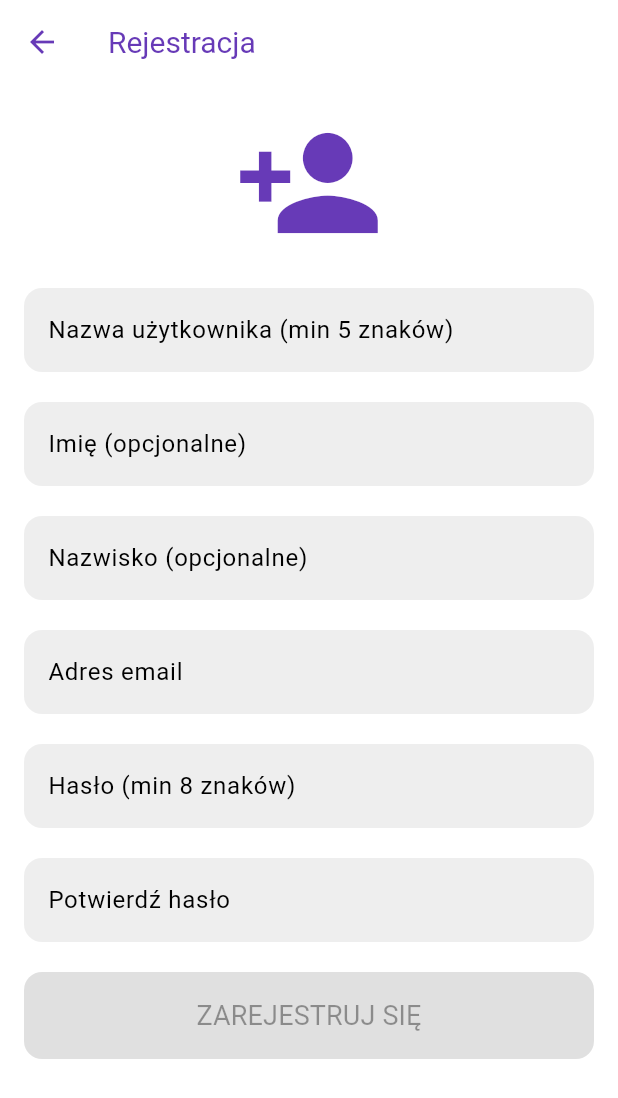
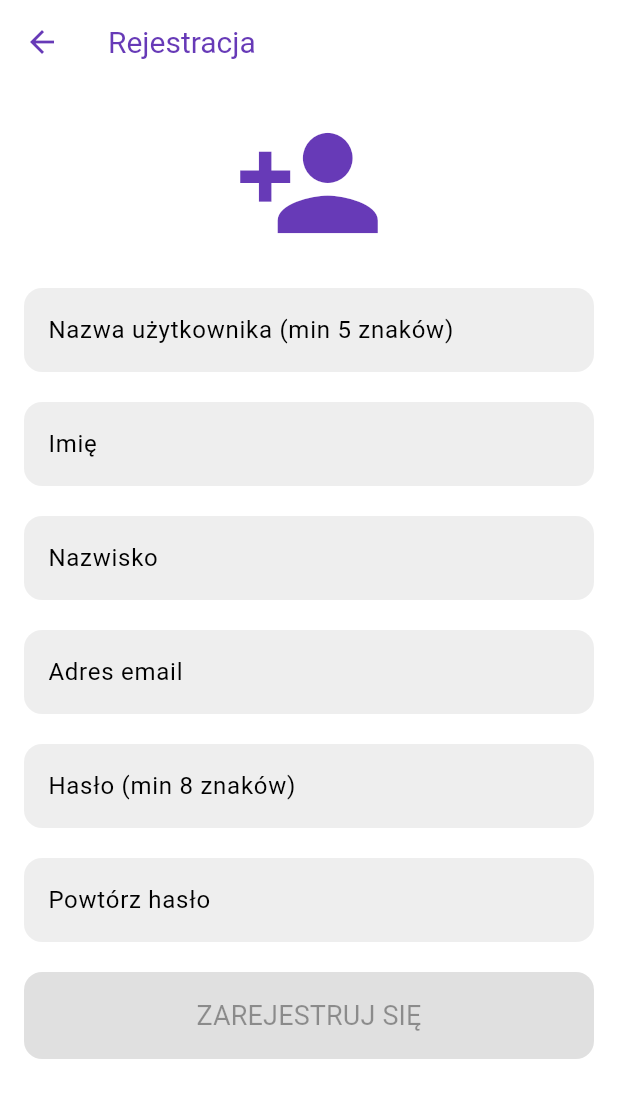
Before and after one commit to CaptainBomPa/motio, a Flutter app: the screen it shows after launch, after a tap on an icon or button, on a phone screen of 412 x 824 dp. Shown: the top 1098 px of the screen. Run offline on Flutter 3.47's test engine with Material 3 defaults, Android fonts, the light colour scheme and no system bars; our stand-ins replace dio, firebase_core, firebase_messaging, flutter_local_notifications, flutter_riverpod, image_picker and 3 more; missing offline and left inert: stomp_dart_client; accounts and stored records are empty; generated files the repository leaves out were written again; network calls fail.

Commit message:
App: Code cleanup and resolving warnings

```diff
--- a/motio_client/lib/main.dart
+++ b/motio_client/lib/main.dart
@@ -1,14 +1,12 @@
-import 'dart:io';
 import 'package:firebase_core/firebase_core.dart';
 import 'package:flutter/material.dart';
 import 'package:flutter_riverpod/flutter_riverpod.dart';
 import 'package:timezone/data/latest.dart' as tz;
-import 'package:permission_handler/permission_handler.dart'; // Importuj bibliotekę
 
-import 'screens/initial_screen.dart'; // Importuj istniejący InitialScreen
+import 'firebase_options.dart';
+import 'screens/initial_screen.dart';
 import 'themes/dark_theme.dart';
 import 'themes/light_theme.dart';
-import 'firebase_options.dart';
 
 void main() async {
   WidgetsFlutterBinding.ensureInitialized();
--- a/motio_client/lib/screens/initial_screen.dart
+++ b/motio_client/lib/screens/initial_screen.dart
@@ -23,26 +23,36 @@ class _InitialScreenState extends ConsumerState<InitialScreen> {
 
   Future<void> _checkLoginStatus() async {
     final refreshToken = await _authService.getRefreshToken();
+    if (!mounted) return;
+
     if (refreshToken == null) {
-      Navigator.of(context).pushReplacement(
-        MaterialPageRoute(builder: (context) => const LoginScreen()),
-      );
+      moveToLoginPage();
     } else {
       final jwtResponse = await _authService.checkAndRefreshTokens();
+      if (!mounted) return;
       if (jwtResponse != null) {
         await ref.read(userProvider.notifier).fetchUser();
-        Navigator.of(context).pushReplacement(
-          MaterialPageRoute(builder: (context) => const HomeScreen()),
-        );
+        moveToHomeScreen();
       } else {
-        Navigator.of(context).pushReplacement(
-          MaterialPageRoute(builder: (context) => const LoginScreen()),
-        );
-        ScaffoldMessenger.of(context).showSnackBar(
-          const SnackBar(content: Text('Sesja wygasła. Proszę zalogować się ponownie.')),
-        );
+        sessionOutdated();
       }
     }
+  }
+
+  void sessionOutdated() {
+    Navigator.of(context).pushReplacement(MaterialPageRoute(builder: (context) => const LoginScreen()));
+    ScaffoldMessenger.of(context).showSnackBar(const SnackBar(content: Text('Sesja wygasła. Proszę zalogować się ponownie.')));
+  }
+
+  void moveToHomeScreen() {
+    if (!mounted) return;
+    Navigator.of(context).pushReplacement(
+      MaterialPageRoute(builder: (context) => const HomeScreen()),
+    );
+  }
+
+  void moveToLoginPage() {
+    Navigator.of(context).pushReplacement(MaterialPageRoute(builder: (context) => const LoginScreen()));
   }
 
   @override
--- a/motio_client/lib/screens/register_screen.dart
+++ b/motio_client/lib/screens/register_screen.dart
@@ -24,6 +24,9 @@ class _RegisterScreenState extends State<RegisterScreen> {
   void _validateForm() {
     setState(() {
       _isRegisterButtonEnabled = _usernameController.text.length >= 5 &&
+          _usernameController.text.isNotEmpty &&
+          _firstNameController.text.isNotEmpty &&
+          _lastNameController.text.isNotEmpty &&
           _emailController.text.contains('@') &&
           _passwordController.text.length >= 8 &&
           _passwordController.text == _confirmPasswordController.text;
@@ -39,22 +42,21 @@ class _RegisterScreenState extends State<RegisterScreen> {
 
     final success = await _authService.registerUser(username, firstName, lastName, email, password);
     if (success) {
-      ScaffoldMessenger.of(context).showSnackBar(
-        const SnackBar(content: Text('Pomyślnie zarejestrowano! Teraz możesz się zalogować')),
-      );
-      Navigator.of(context).pushReplacement(
-        MaterialPageRoute(builder: (context) => const LoginScreen()),
-      );
+      if (!mounted) return;
+      ScaffoldMessenger.of(context).showSnackBar(const SnackBar(content: Text('Pomyślnie zarejestrowano! Teraz możesz się zalogować')));
+      Navigator.of(context).pushReplacement(MaterialPageRoute(builder: (context) => const LoginScreen()));
     } else {
-      ScaffoldMessenger.of(context).showSnackBar(
-        const SnackBar(content: Text('Rejestracja nie powiodła się. Skontaktuj się z administratorem')),
-      );
+      if (!mounted) return;
+      ScaffoldMessenger.of(context).showSnackBar(const SnackBar(content: Text('Rejestracja nie powiodła się. Skontaktuj się z administratorem')));
     }
   }
 
   @override
   void initState() {
     super.initState();
+    _usernameController.addListener(_validateForm);
+    _firstNameController.addListener(_validateForm);
+    _lastNameController.addListener(_validateForm);
     _usernameController.addListener(_validateForm);
     _emailController.addListener(_validateForm);
     _passwordController.addListener(_validateForm);
@@ -75,9 +77,7 @@ class _RegisterScreenState extends State<RegisterScreen> {
   @override
   Widget build(BuildContext context) {
     return Scaffold(
-      appBar: AppBar(
-        title: const Text('Rejestracja'),
-      ),
+      appBar: AppBar(title: const Text('Rejestracja')),
       body: Padding(
         padding: const EdgeInsets.all(16.0),
         child: SingleChildScrollView(
@@ -92,45 +92,33 @@ class _RegisterScreenState extends State<RegisterScreen> {
               const SizedBox(height: 20),
               TextField(
                 controller: _usernameController,
-                decoration: InputDecoration(
-                  labelText: 'Nazwa użytkownika (min 5 znaków)',
-                ),
+                decoration: const InputDecoration(labelText: 'Nazwa użytkownika (min 5 znaków)'),
               ),
               const SizedBox(height: 20),
               TextField(
                 controller: _firstNameController,
-                decoration: InputDecoration(
-                  labelText: 'Imię (opcjonalne)',
-                ),
+                decoration: const InputDecoration(labelText: 'Imię'),
               ),
               const SizedBox(height: 20),
               TextField(
                 controller: _lastNameController,
-                decoration: InputDecoration(
-                  labelText: 'Nazwisko (opcjonalne)',
-                ),
+                decoration: const InputDecoration(labelText: 'Nazwisko'),
               ),
               const SizedBox(height: 20),
               TextField(
                 controller: _emailController,
-                decoration: InputDecoration(
-                  labelText: 'Adres email',
-                ),
+                decoration: const InputDecoration(labelText: 'Adres email'),
               ),
               const SizedBox(height: 20),
               TextField(
                 controller: _passwordController,
-                decoration: InputDecoration(
-                  labelText: 'Hasło (min 8 znaków)',
-                ),
+                decoration: const InputDecoration(labelText: 'Hasło (min 8 znaków)'),
                 obscureText: true,
               ),
               const SizedBox(height: 20),
               TextField(
                 controller: _confirmPasswordController,
-                decoration: InputDecoration(
-                  labelText: 'Potwierdź hasło',
-                ),
+                decoration: const InputDecoration(labelText: 'Powtórz hasło'),
                 obscureText: true,
               ),
               const SizedBox(height: 20),
--- a/motio_client/lib/services/base_service.dart
+++ b/motio_client/lib/services/base_service.dart
@@ -7,7 +7,6 @@ import '../models/jwt_response.dart';
 import '../util/host_api_data.dart';
 
 abstract class BaseService {
-  static const String _baseUrl = HostApiData.baseCoreApiUrl;
   static const String _authUrl = HostApiData.baseAuthApiUrl;
 
   Future<void> saveTokens(JwtResponse jwtResponse) async {
@@ -75,11 +74,8 @@ abstract class BaseService {
 
   Future<http.StreamedResponse> sendAuthenticatedMultipartRequest(http.MultipartRequest request, {bool retry = true}) async {
     final headers = await getAuthHeaders();
-
     request.headers.addAll(headers);
-
     final response = await request.send();
-
     if (response.statusCode == 403 && retry) {
       final newTokens = await refreshToken();
       if (newTokens != null) {
@@ -92,11 +88,6 @@ abstract class BaseService {
     }
 
     return response;
-  }
-
-  Future<http.Response> _retryRequest(http.Request request) async {
-    final response = await request.send();
-    return await http.Response.fromStream(response);
   }
 
   Future<Map<String, String>> getAuthHeaders() async {
```
Also changed, not shown: motio_client/lib/screens/home_screen.dart (+6 -2 lines), motio_client/lib/screens/login_screen.dart (+6 -12 lines), motio_client/lib/services/auth_service.dart (+3 -16 lines), motio_client/lib/services/user_service.dart (+12 -16 lines).
